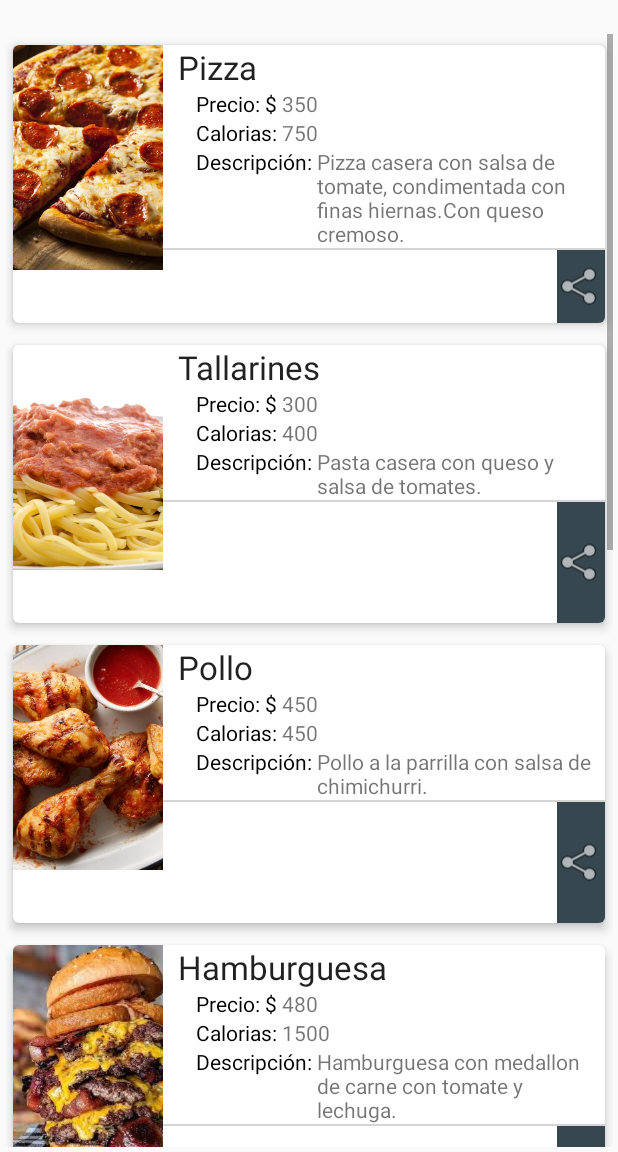
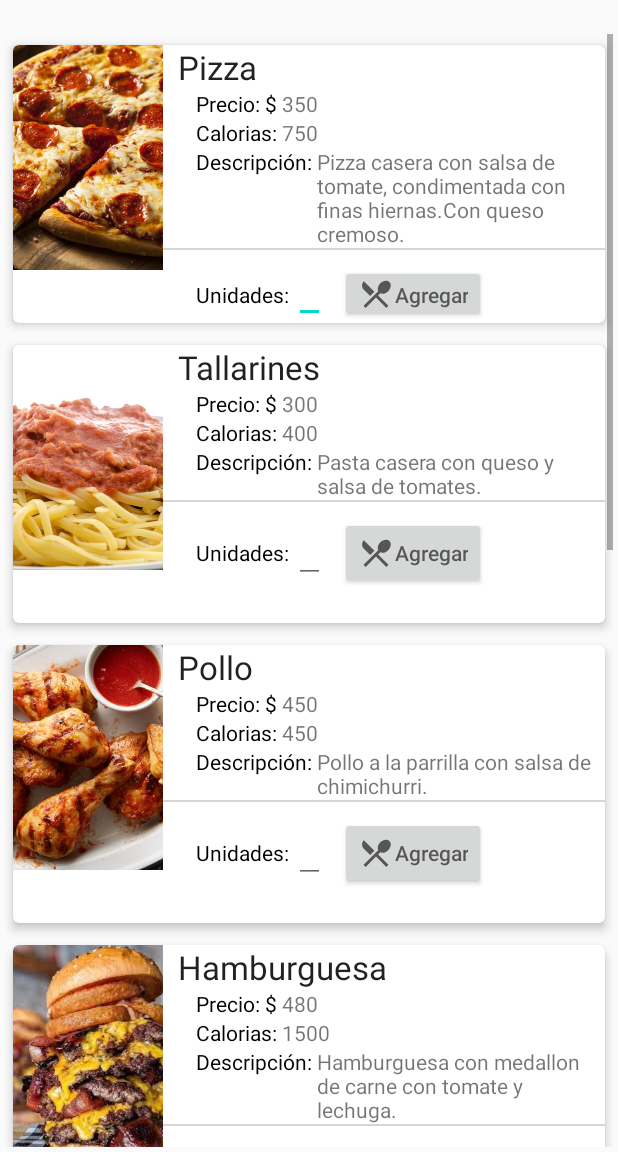
Before and after one commit to franfanton/SendMeal, an Android app: the ListaPlatosActivity screen opened directly, with no data from a screen before it, on a phone screen of 412 x 824 dp, the part 84-1236 px from its top. Run offline under Robolectric (Android 15) with nearby library versions, the phone set to English and light mode, and no system bars.

Commit message:
inicio del punto 2, falta funcionalidad

```diff
--- a/app/src/main/AndroidManifest.xml
+++ b/app/src/main/AndroidManifest.xml
@@ -12,6 +12,7 @@
         <activity android:name=".AltaItemActivity"/>
         <activity android:name=".AltaUsuarioActivity"/>
         <activity android:name=".ListaPlatosActivity"/>
+        <activity android:name=".PedidoActivity"/>
         <activity android:name=".HomeActivity"/>
         <activity android:name=".MainActivity">
             <intent-filter>
--- a/app/src/main/java/com/example/lab1/AltaItemActivity.java
+++ b/app/src/main/java/com/example/lab1/AltaItemActivity.java
@@ -101,6 +101,11 @@ public class AltaItemActivity extends AppCompatActivity {
                 startActivity(i);
                 break;
 
+            case R.id.altaPedido:
+                Toast.makeText(this, "Selecciono Realizar Pedido", Toast.LENGTH_SHORT).show();
+                i = new Intent(AltaItemActivity.this, PedidoActivity.class);
+                startActivity(i);
+                break;
         }
         return true;
     }
--- a/app/src/main/java/com/example/lab1/AltaUsuarioActivity.java
+++ b/app/src/main/java/com/example/lab1/AltaUsuarioActivity.java
@@ -251,6 +251,12 @@ public class AltaUsuarioActivity extends AppCompatActivity {
                 startActivity(i);
                 break;
 
+            case R.id.altaPedido:
+                Toast.makeText(this, "Selecciono Realizar Pedido", Toast.LENGTH_SHORT).show();
+                i = new Intent(AltaUsuarioActivity.this, PedidoActivity.class);
+                startActivity(i);
+                break;
+
         }
         return true;
     }
--- a/app/src/main/java/com/example/lab1/HomeActivity.java
+++ b/app/src/main/java/com/example/lab1/HomeActivity.java
@@ -48,6 +48,12 @@ public class HomeActivity extends AppCompatActivity {
                 startActivity(i);
                 break;
 
+            case R.id.altaPedido:
+                Toast.makeText(this, "Selecciono Realizar Pedido", Toast.LENGTH_SHORT).show();
+                i = new Intent(HomeActivity.this, PedidoActivity.class);
+                startActivity(i);
+                break;
+
         }
         return true;
     }
--- a/app/src/main/java/com/example/lab1/ListaPlatosActivity.java
+++ b/app/src/main/java/com/example/lab1/ListaPlatosActivity.java
@@ -95,6 +95,12 @@ public class ListaPlatosActivity extends AppCompatActivity{
                 i = new Intent(ListaPlatosActivity.this, ListaPlatosActivity.class);
                 startActivity(i);
                 break;
+
+            case R.id.altaPedido:
+                Toast.makeText(this, "Selecciono Realizar Pedido", Toast.LENGTH_SHORT).show();
+                i = new Intent(ListaPlatosActivity.this, PedidoActivity.class);
+                startActivity(i);
+                break;
         }
         return true;
     }
--- a/app/src/main/java/com/example/lab1/MainActivity.java
+++ b/app/src/main/java/com/example/lab1/MainActivity.java
@@ -47,6 +47,12 @@ public class MainActivity extends AppCompatActivity {
                 startActivity(i);
                 break;
 
+            case R.id.altaPedido:
+                Toast.makeText(this, "Selecciono Realizar Pedido", Toast.LENGTH_SHORT).show();
+                i = new Intent(MainActivity.this, PedidoActivity.class);
+                startActivity(i);
+                break;
+
         }
         return true;
     }
--- /dev/null
+++ b/app/src/main/res/drawable/ic_agregar.xml
@@ -0,0 +1,10 @@
+<vector xmlns:android="http://schemas.android.com/apk/res/android"
+    android:width="24dp"
+    android:height="24dp"
+    android:viewportWidth="24"
+    android:viewportHeight="24"
+    android:tint="?attr/colorControlNormal">
+  <path
+      android:fillColor="@android:color/white"
+      android:pathData="M8.1,13.34l2.83,-2.83L3.91,3.5c-1.56,1.56 -1.56,4.09 0,5.66l4.19,4.18zM14.88,11.53c1.53,0.71 3.68,0.21 5.27,-1.38 1.91,-1.91 2.28,-4.65 0.81,-6.12 -1.46,-1.46 -4.2,-1.1 -6.12,0.81 -1.59,1.59 -2.09,3.74 -1.38,5.27L3.7,19.87l1.41,1.41L12,14.41l6.88,6.88 1.41,-1.41L13.41,13l1.47,-1.47z"/>
+</vector>
--- a/app/src/main/res/layout/lista_card_view2.xml
+++ b/app/src/main/res/layout/lista_card_view2.xml
@@ -2,9 +2,11 @@
     xmlns:card_view="http://schemas.android.com/apk/res-auto"
     android:layout_width="match_parent"
     android:layout_height="200dp"
+    xmlns:app="http://schemas.android.com/tools"
     card_view:cardCornerRadius="4dp"
     card_view:cardElevation="4dp"
-    card_view:cardUseCompatPadding="true">
+    card_view:cardUseCompatPadding="true"
+    app:ignore="NamespaceTypo">
 
     <RelativeLayout
         android:layout_width="wrap_content"
@@ -94,16 +96,38 @@
             android:layout_below="@+id/bloque3"
             android:layout_toRightOf="@+id/imagen">
         </View>
-
-        <ImageView
+        <LinearLayout
+            android:id="@+id/bloque4"
             android:layout_width="wrap_content"
             android:layout_height="wrap_content"
-            android:id="@+id/compartir"
-            android:layout_alignParentBottom="true"
-            android:layout_alignParentRight="true"
-            android:src="@android:drawable/ic_menu_share"
-            android:background="@color/material_blue_grey_800"
-            android:layout_below="@+id/linea"/>
-
+            android:orientation="horizontal"
+            android:layout_below="@+id/linea"
+            android:layout_alignLeft="@+id/bloque2"
+            android:layout_marginTop="10dp"
+            android:visibility="visible">
+            <TextView
+                android:layout_width="wrap_content"
+                android:layout_height="wrap_content"
+                android:layout_marginLeft="12dp"
+                android:text="Unidades: "
+                android:textColor="@android:color/black" />
+            <EditText
+                android:layout_width="wrap_content"
+                android:layout_height="wrap_content"
+                android:textAppearance="?android:attr/textAppearanceSmall"
+                android:text=""
+                android:id="@+id/tvUnidades"
+                android:inputType="number"/>
+            <Button
+                android:id="@+id/botonAgregarPlato"
+                android:layout_width="wrap_content"
+                android:layout_height="wrap_content"
+                android:textColor="@android:color/white"
+                android:drawableLeft="@drawable/ic_agregar"
+                app:backgroundTint="#ef9a9a"
+                android:hint="Agregar"
+                android:enabled="true"
+                android:layout_marginLeft="10dp"/>
+        </LinearLayout>
     </RelativeLayout>
 </androidx.cardview.widget.CardView>
--- a/app/src/main/res/menu/menuinicial.xml
+++ b/app/src/main/res/menu/menuinicial.xml
@@ -6,6 +6,8 @@
         android:title="Registrar"/>
     <item android:id="@+id/itemCrear"
         android:title="Crear Item"/>
+    <item android:id="@+id/altaPedido"
+        android:title="Realizar Pedido"/>
     <item android:id="@+id/itemListar"
         android:title="Listado de Items"/>
 </menu>
--- /dev/null
+++ b/app/src/main/res/values/refs.xml
@@ -0,0 +1,4 @@
+<?xml version="1.0" encoding="utf-8"?>
+<resources>
+    <drawable name="ic_pizza" />
+</resources>
```
Also changed, not shown: app/src/main/java/com/example/lab1/PedidoActivity.java (added, +106 -0 lines), app/src/main/java/com/example/lab1/model/Pedido.java (added, +37 -0 lines), app/src/main/res/layout/alta_item.xml (+4 -4 lines), app/src/main/res/layout/alta_pedido.xml (added, +112 -0 lines), app/src/main/res/layout/listaplatospedidos_card_view.xml (added, +21 -0 lines), app/src/main/res/layout/listaplatospedidos_card_view2.xml (added, +83 -0 lines), app/src/main/res/values/strings.xml (+19 -6 lines).
